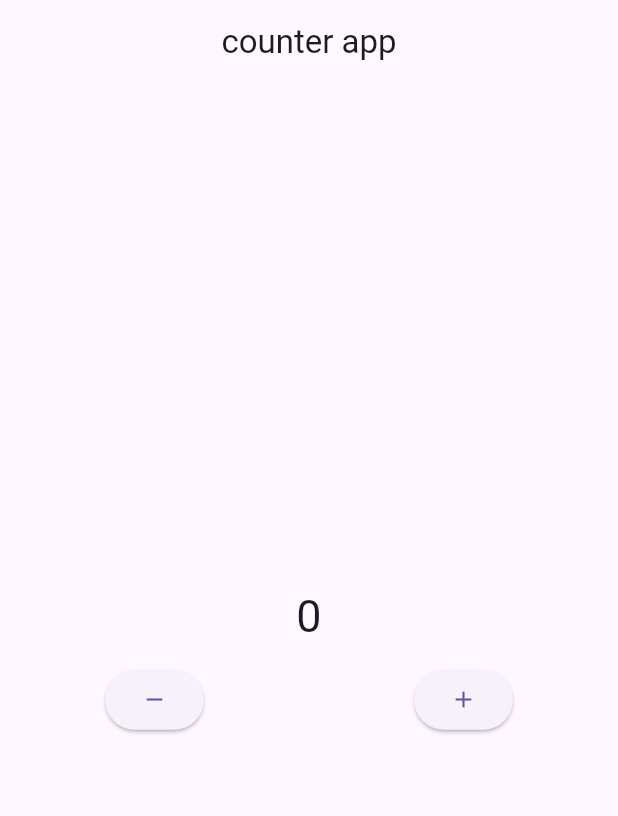
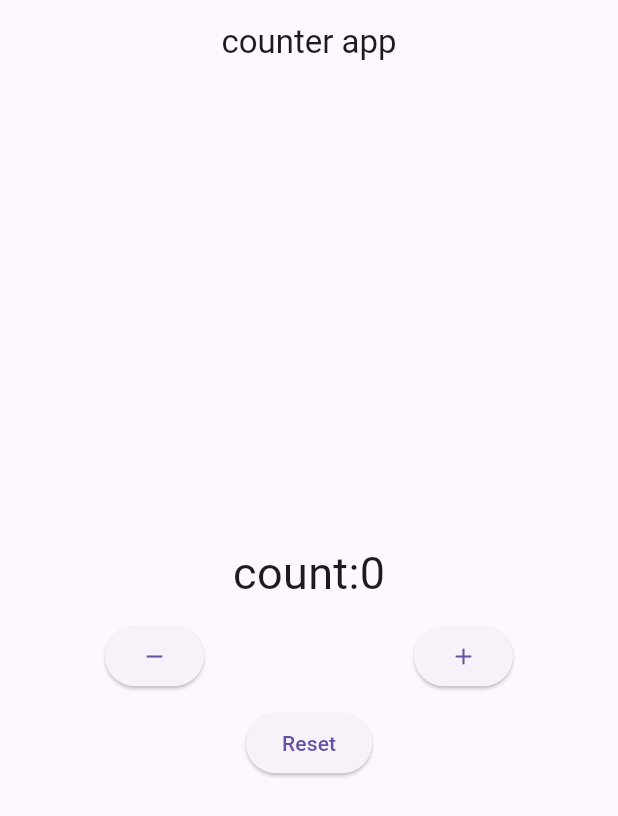
Before and after one commit to RimonChakma/counter_app_stateful, a Flutter app: the screen it shows after launch, after a tap on the "remove" icon, on a phone screen of 412 x 824 dp. Shown: the top 816 px of the screen. Run offline on Flutter 3.47's test engine with Material 3 defaults, Android fonts, the phone set to English and light mode, and no system bars.

Commit message:
Implemented increment decrement and reset functionalities

```diff
--- a/lib/main.dart
+++ b/lib/main.dart
@@ -23,6 +23,29 @@ class CountView extends StatefulWidget {
 }
 
 class _CountViewState extends State<CountView> {
+
+  int count = 0;
+
+  increment(){
+    setState(() {
+      count++;
+    });
+  }
+
+  decrement(){
+    setState(() {
+      if(count ==0){
+       return null;
+      }count--;
+    });
+  }
+
+  reset(){
+    setState(() {
+      count = 0;
+    });
+  }
+
   @override
   Widget build(BuildContext context) {
     return Scaffold(
@@ -30,14 +53,22 @@ class _CountViewState extends State<CountView> {
       body: Column(
         mainAxisAlignment: MainAxisAlignment.center,
         children: [
-          const Center(child: Text("0",style: TextStyle(fontSize: 30),)),
+          Center(child: Text("count:$count",style: const TextStyle(fontSize: 30),)),
           const SizedBox(height: 10,),
           Row(
             mainAxisAlignment: MainAxisAlignment.spaceAround,
             children: [
-            ElevatedButton(onPressed: (){}, child: Icon(Icons.remove)),
-            ElevatedButton(onPressed: (){}, child: Icon(Icons.add))
-          ],)
+            ElevatedButton(onPressed: (){
+              decrement();
+            }, child: Icon(Icons.remove)),
+            ElevatedButton(onPressed: (){
+              increment();
+            }, child: Icon(Icons.add))
+          ],),
+          SizedBox(height: 10,),
+          ElevatedButton(onPressed: (){
+            reset();
+          }, child: Text("Reset"))
         ],
       )
 
```
